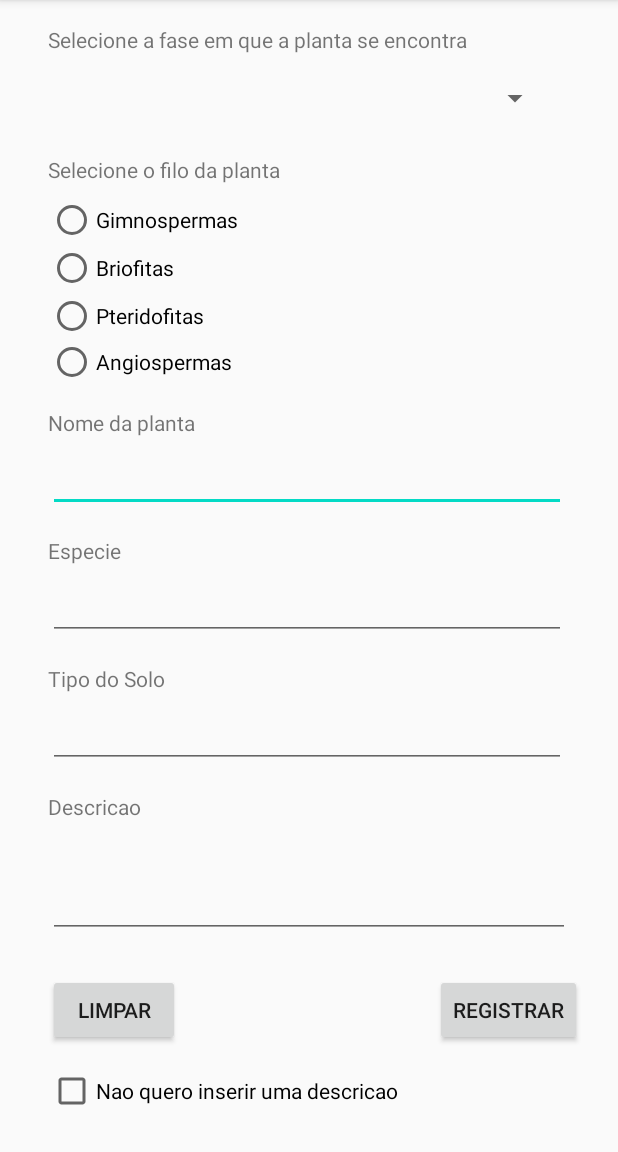
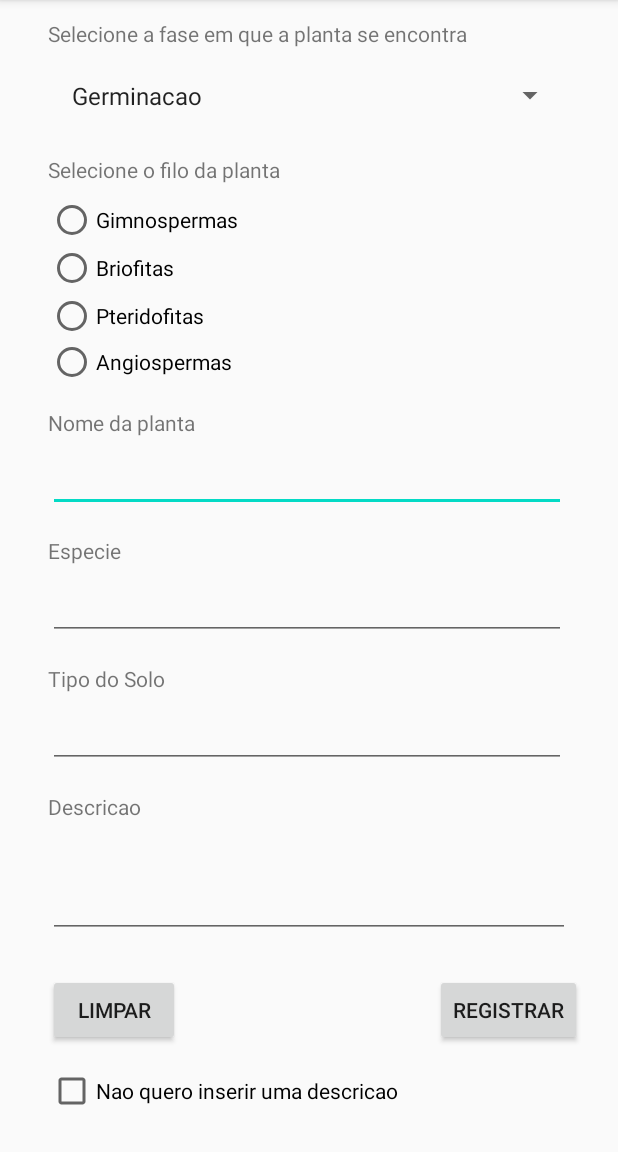
Before and after one commit to danielr0d/PlantControl, an Android app: the screen it shows after launch (MainActivity), on a phone screen of 412 x 824 dp, the part 84-1236 px from its top. Run offline under Robolectric (Android 15) with nearby library versions, the phone set to English and light mode, and no system bars.

```diff
--- a/app/src/main/AndroidManifest.xml
+++ b/app/src/main/AndroidManifest.xml
@@ -10,6 +10,12 @@
         android:supportsRtl="true"
         android:theme="@style/Theme.PlantControl">
         <activity
+            android:name=".AutorDataActivity"
+            android:exported="true" />
+        <activity
+            android:name=".ListPlant"
+            android:exported="true" />
+        <activity
             android:name=".MainActivity"
             android:exported="true">
             <intent-filter>
--- a/app/src/main/java/com/example/plantcontrol/ListPlant.java
+++ b/app/src/main/java/com/example/plantcontrol/ListPlant.java
@@ -5,9 +5,13 @@ import android.os.Bundle;
 
 public class ListPlant extends AppCompatActivity {
 
+    private listViewPlant listViewPlant;
+
     @Override
     protected void onCreate(Bundle savedInstanceState) {
         super.onCreate(savedInstanceState);
         setContentView(R.layout.activity_list_plant);
+
+        listViewPlant = findViewById(R.id.listViewPlant);
     }
 }
--- a/app/src/main/java/com/example/plantcontrol/MainActivity.java
+++ b/app/src/main/java/com/example/plantcontrol/MainActivity.java
@@ -3,14 +3,11 @@ package com.example.plantcontrol;
 import android.os.Bundle;
 import android.support.v7.app.AppCompatActivity;
 import android.view.View;
-import android.widget.ArrayAdapter;
 import android.widget.CheckBox;
 import android.widget.EditText;
 import android.widget.RadioGroup;
 import android.widget.Spinner;
 import android.widget.Toast;
-
-import java.util.ArrayList;
 
 public class MainActivity extends AppCompatActivity {
 
@@ -33,8 +30,8 @@ public class MainActivity extends AppCompatActivity {
         radioGroupTypes = findViewById(R.id.radioGroupTypes);
 
     }
-
-    public void popularSpinner(){
+    /*Usa essa merda pra popular um spinner, na primeira tentativa n funfou, mas tá quase certo*/
+    /*public void popularSpinner(){
 
         ArrayList<String> lista = new ArrayList<>();
 
@@ -42,14 +39,16 @@ public class MainActivity extends AppCompatActivity {
         lista.add(getString(R.string.emerg));
         lista.add(getString(R.string.vegt));
         lista.add(getString(R.string.reprd));
+        lista.add("APARECE BUCETA DO INFERNO");
+        lista.add("420");
 
         ArrayAdapter<String> adapter =
-                new ArrayAdapter<>(this,
-                        android.R.layout.simple_list_item_1,
+                new ArrayAdapter<String>(this,
+                        android.R.layout.simple_spinner_dropdown_item,
                         lista);
 
         spinnerPeriod.setAdapter(adapter);
-    }
+    }*/
 
     public void cleanText(View view){
 
--- a/app/src/main/res/layout/activity_main.xml
+++ b/app/src/main/res/layout/activity_main.xml
@@ -1,9 +1,17 @@
 <?xml version="1.0" encoding="utf-8"?>
-<android.support.constraint.ConstraintLayout xmlns:android="http://schemas.android.com/apk/res/android"
+<ScrollView xmlns:android="http://schemas.android.com/apk/res/android"
     xmlns:app="http://schemas.android.com/apk/res-auto"
     xmlns:tools="http://schemas.android.com/tools"
     android:layout_width="match_parent"
     android:layout_height="match_parent"
+    android:fillViewport="true"
+    tools:layout_editor_absoluteX="189dp"
+    tools:layout_editor_absoluteY="89dp">
+
+
+    <android.support.constraint.ConstraintLayout
+        android:layout_width="match_parent"
+        android:layout_height="wrap_content"
         tools:context=".MainActivity">
 
         <TextView
@@ -171,13 +179,19 @@
 
         <Spinner
             android:id="@+id/spinnerPeriod"
-        android:layout_width="367dp"
-        android:layout_height="43dp"
+            android:layout_width="345dp"
+            android:layout_height="47dp"
+            android:layout_marginStart="32dp"
+            android:layout_marginLeft="32dp"
             android:layout_marginBottom="16dp"
+            android:entries="@array/periods"
             android:padding="8dp"
-        android:spinnerMode="dialog"
+            android:spinnerMode="dropdown"
+            android:textColor="#FFC0CB"
+            android:visibility="visible"
             app:layout_constraintBottom_toTopOf="@+id/textView"
-        tools:layout_editor_absoluteX="32dp" />
+            app:layout_constraintStart_toStartOf="parent"
+            tools:visibility="visible" />
 
         <TextView
             android:id="@+id/textView"
@@ -202,3 +216,4 @@
             app:layout_constraintStart_toStartOf="parent" />
 
     </android.support.constraint.ConstraintLayout>
+</ScrollView>
--- a/app/src/main/res/values/strings.xml
+++ b/app/src/main/res/values/strings.xml
@@ -20,5 +20,10 @@
     <string name="sel_phase">Selecione a fase em que a planta se encontra</string>
     <string name="sel_filo">Selecione o filo da planta</string>
 
-
+    <string-array name="periods">
+        <item>Germinacao</item>
+        <item>Emergencia</item>
+        <item>Vegetativo</item>
+        <item>Reprodutivo</item>
+    </string-array>
 </resources>
```
Also changed, not shown: app/src/main/java/com/example/plantcontrol/Plant.java (+49 -2 lines), app/src/main/res/layout/activity_list_plant.xml (+8 -2 lines). Lines whose indentation alone changed are shown as unchanged.
